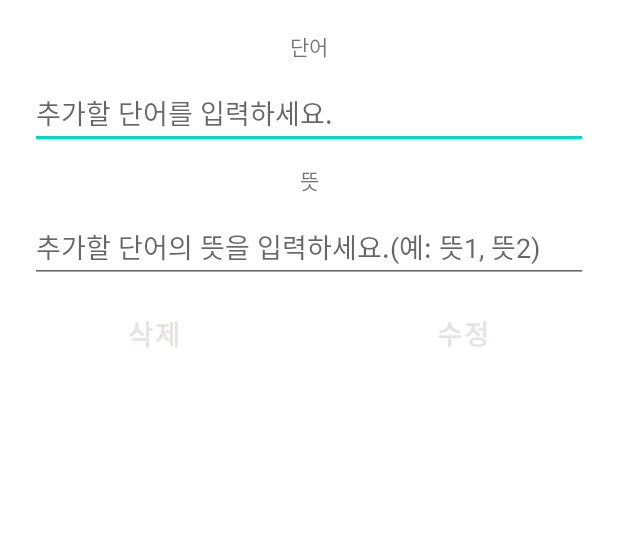
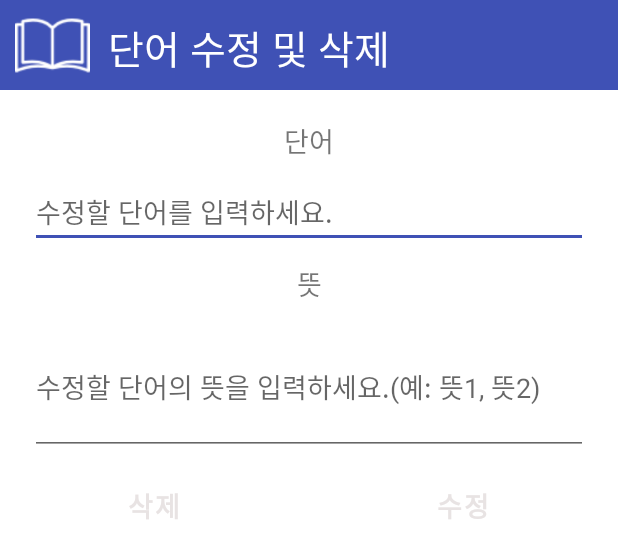
Before and after one commit to bigcarrot0722/Word_project, an Android app: the layout word_dialog.xml on its own in the app's theme, with its tools: preview values and no code run, on a phone screen of 412 x 824 dp. Shown: the top 558 px of the screen. Run offline under Robolectric (Android 15) with nearby library versions, the phone set to English and light mode, and no system bars.

Commit message:
38(2021.02.09 12:12)
ui들 정리 완료

```diff
--- a/app/src/main/res/layout/fragment_word.xml
+++ b/app/src/main/res/layout/fragment_word.xml
@@ -32,11 +32,7 @@
             android:id="@+id/word"
             android:layout_width="match_parent"
             android:layout_height="match_parent"
-            android:orientation="vertical"
-            android:paddingBottom="16dp"
-            android:paddingLeft="16dp"
-            android:paddingRight="16dp"
-            android:paddingTop="16dp">
+            android:orientation="vertical">
 
         </LinearLayout>
 
--- a/app/src/main/res/layout/word_dialog.xml
+++ b/app/src/main/res/layout/word_dialog.xml
@@ -7,22 +7,56 @@
     android:background="@color/white">
 
     <LinearLayout
+        android:id="@+id/linear"
+        android:layout_width="match_parent"
+        android:layout_height="60dp"
+        android:layout_marginBottom="10dp"
+
+        android:background="@color/main_blue"
+        android:orientation="horizontal"
+        app:layout_constraintBottom_toTopOf="@+id/linear1"
+        app:layout_constraintEnd_toEndOf="parent"
+        app:layout_constraintStart_toStartOf="parent"
+        app:layout_constraintTop_toTopOf="parent">
+
+        <ImageView
+            android:id="@+id/imageView2WordFragment"
+            android:layout_width="50dp"
+            android:layout_height="50dp"
+            android:layout_marginStart="10dp"
+            android:layout_marginTop="5dp"
+            app:srcCompat="@drawable/logo_alertdialog"
+            app:tint="@color/white" />
+
+        <TextView
+            android:layout_width="wrap_content"
+            android:layout_height="wrap_content"
+            android:layout_marginLeft="5dp"
+            android:layout_marginTop="12dp"
+            android:text=" 단어 수정 및 삭제"
+            android:textAlignment="center"
+            android:textColor="@color/white"
+            android:textSize="26sp" />
+
+    </LinearLayout>
+
+    <LinearLayout
         android:id="@+id/linear1"
         android:layout_width="match_parent"
         android:layout_height="wrap_content"
-        android:layout_marginTop="10dp"
         android:orientation="vertical"
         app:layout_constraintBottom_toTopOf="@+id/linear2"
         app:layout_constraintEnd_toEndOf="parent"
         app:layout_constraintStart_toStartOf="parent"
-        app:layout_constraintTop_toTopOf="parent">
+        app:layout_constraintTop_toBottomOf="@+id/linear">
 
         <TextView
             android:layout_width="match_parent"
             android:layout_height="wrap_content"
             android:layout_marginTop="10dp"
             android:text="단어"
-            android:textAlignment="center" />
+            android:textAlignment="center"
+            android:textSize="18sp" />
 
         <EditText
             android:id="@+id/dialog_word"
@@ -31,14 +65,16 @@
             android:layout_marginStart="20dp"
             android:layout_marginTop="10dp"
             android:layout_marginEnd="20dp"
-            android:hint="추가할 단어를 입력하세요." />
+            android:hint="수정할 단어를 입력하세요."
+            android:theme="@style/EditTheme" />
 
         <TextView
             android:layout_width="match_parent"
             android:layout_height="wrap_content"
             android:layout_marginTop="10dp"
             android:text="뜻"
-            android:textAlignment="center" />
+            android:textAlignment="center"
+            android:textSize="18sp" />
 
         <EditText
             android:id="@+id/dialog_mean"
@@ -47,7 +83,10 @@
             android:layout_marginStart="20dp"
             android:layout_marginTop="10dp"
             android:layout_marginEnd="20dp"
-            android:hint="추가할 단어의 뜻을 입력하세요.(예: 뜻1, 뜻2)" />
+            android:hint="수정할 단어의 뜻을 입력하세요.(예: 뜻1, 뜻2)"
+            android:lines="3"
+            android:scrollbars="vertical"
+            android:theme="@style/EditTheme" />
     </LinearLayout>
 
     <LinearLayout
```
Also changed, not shown: app/src/main/java/org/techtown/word_first/WordFragment.kt (+7 -8 lines), app/src/main/res/layout/search_dialog.xml (+16 -6 lines), app/src/main/res/layout/wordplus_dialog.xml (+20 -5 lines).
